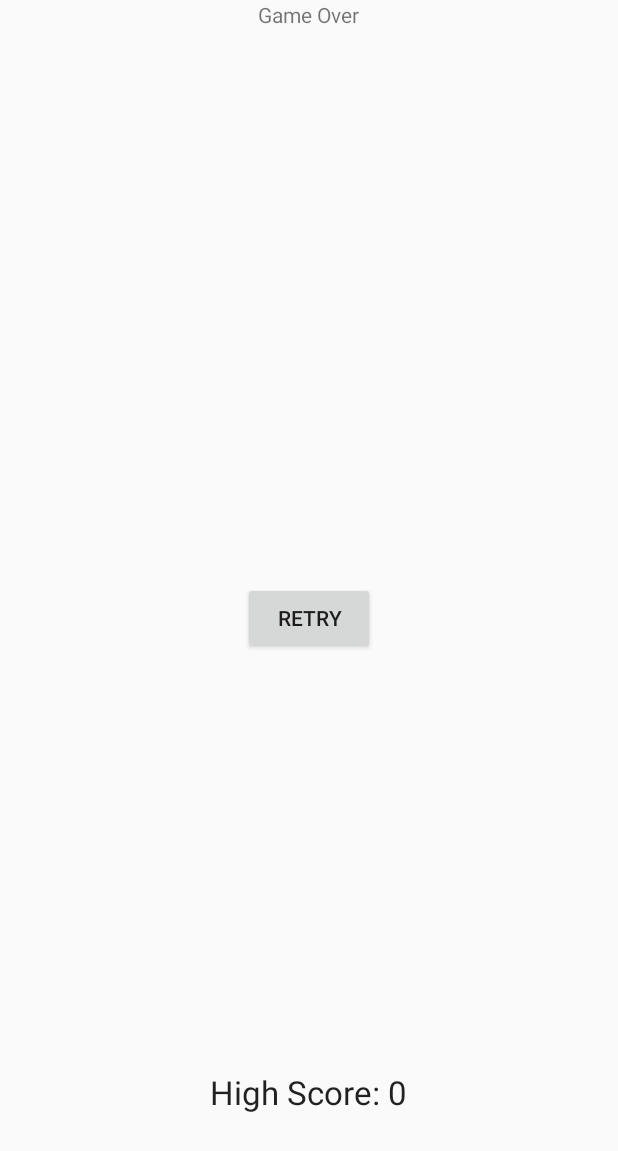
After one commit to DaveDe/SumRun, an Android app: the GameOver screen opened directly, with no data from a screen before it, on a phone screen of 412 x 824 dp. The commit adds this screen. Shown: the top 1151 px of the screen. Run offline under Robolectric (Android 15) with nearby library versions, the phone set to English and light mode, and no system bars.

Commit message:
added more functionality

```diff
--- /dev/null
+++ b/app/src/main/java/com/example/dave/sumrun/GameOver.java
@@ -0,0 +1,42 @@
+package com.example.dave.sumrun;
+
+import android.app.Activity;
+import android.content.Intent;
+import android.os.Bundle;
+import android.view.View;
+import android.widget.Button;
+import android.widget.TextView;
+
+import java.io.IOException;
+
+public class GameOver extends Activity {
+
+    private int highScore;
+
+    private Button retry;
+    private TextView displayHighScore;
+
+    @Override
+    protected void onCreate(Bundle savedInstanceState) {
+        super.onCreate(savedInstanceState);
+        setContentView(R.layout.game_over);
+
+        retry = (Button) findViewById(R.id.retry);
+        displayHighScore = (TextView) findViewById(R.id.highscore);
+
+        retry.setOnClickListener(new View.OnClickListener() {
+            @Override
+            public void onClick(View v) {
+                Intent i = new Intent(getBaseContext(),MainActivity.class);
+                startActivity(i);
+            }
+        });
+        try{
+            highScore = Integer.parseInt(StaticMethods.readFirstLine("highScore.txt",getBaseContext()));
+        }catch(IOException e){}
+        displayHighScore.setText("High Score: "+highScore);
+
+    }
+
+
+}
--- /dev/null
+++ b/app/src/main/java/com/example/dave/sumrun/StaticMethods.java
@@ -0,0 +1,41 @@
+package com.example.dave.sumrun;
+
+import android.content.Context;
+
+import java.io.BufferedReader;
+import java.io.FileNotFoundException;
+import java.io.IOException;
+import java.io.InputStream;
+import java.io.InputStreamReader;
+import java.io.OutputStreamWriter;
+
+public class StaticMethods {
+
+    public static void write (String filename, String data, Context c) throws IOException{
+        try {
+            OutputStreamWriter outputStreamWriter = new OutputStreamWriter(c.openFileOutput(filename, Context.MODE_PRIVATE));
+            outputStreamWriter.write(data);
+            outputStreamWriter.close();
+        }
+        catch (IOException e) {
+        }
+    }
+
+    public static String readFirstLine (String filename,Context c) throws IOException{
+        String ret = "0";
+        try {
+            InputStream inputStream = c.openFileInput(filename);
+            if ( inputStream != null ) {
+                InputStreamReader inputStreamReader = new InputStreamReader(inputStream);
+                BufferedReader br = new BufferedReader(inputStreamReader);
+                ret = br.readLine();
+                inputStream.close();
+            }
+        }
+        catch (FileNotFoundException e) {
+        } catch (IOException e) {
+        }
+        return ret;
+    }
+
+}
--- /dev/null
+++ b/app/src/main/res/layout/game_over.xml
@@ -0,0 +1,32 @@
+<?xml version="1.0" encoding="utf-8"?>
+<RelativeLayout xmlns:android="http://schemas.android.com/apk/res/android"
+    android:orientation="vertical" android:layout_width="match_parent"
+    android:layout_height="match_parent">
+
+    <TextView
+        android:layout_width="wrap_content"
+        android:layout_height="wrap_content"
+        android:text="Game Over"
+        android:id="@+id/textView"
+        android:layout_centerHorizontal="true" />
+
+    <Button
+        android:layout_width="wrap_content"
+        android:layout_height="wrap_content"
+        android:text="Retry"
+        android:id="@+id/retry"
+        android:layout_gravity="center_horizontal"
+        android:layout_centerVertical="true"
+        android:layout_centerHorizontal="true" />
+
+    <TextView
+        android:layout_width="wrap_content"
+        android:layout_height="wrap_content"
+        android:textAppearance="?android:attr/textAppearanceLarge"
+        android:text=""
+        android:id="@+id/highscore"
+        android:layout_alignParentBottom="true"
+        android:layout_centerHorizontal="true"
+        android:layout_marginBottom="81dp" />
+
+</RelativeLayout>
```
Also changed, not shown: app/src/main/AndroidManifest.xml (+9 -0 lines), app/src/main/java/com/example/dave/sumrun/MainActivity.java (+127 -27 lines), app/src/main/res/layout/activity_main.xml (+13 -3 lines).
